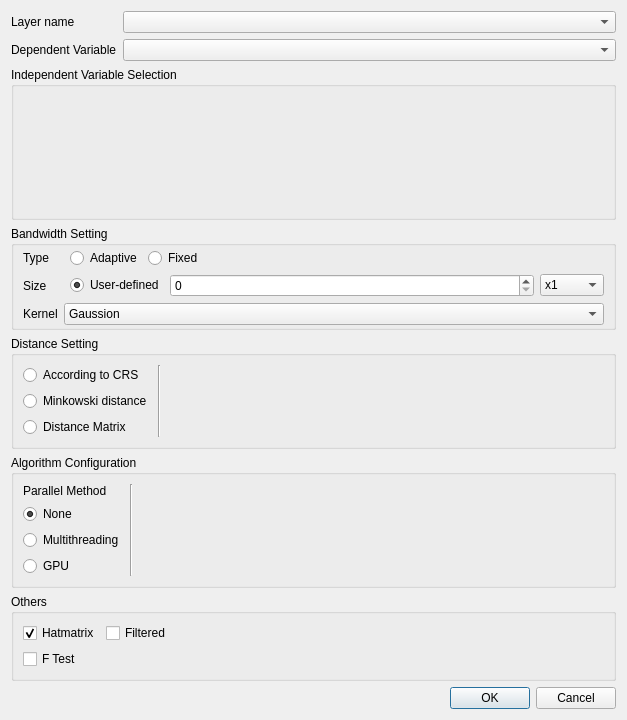
GWmodel-Lab/GWmodelS, file gwmrobustgwroptionsdialog.ui: the form before one commit.
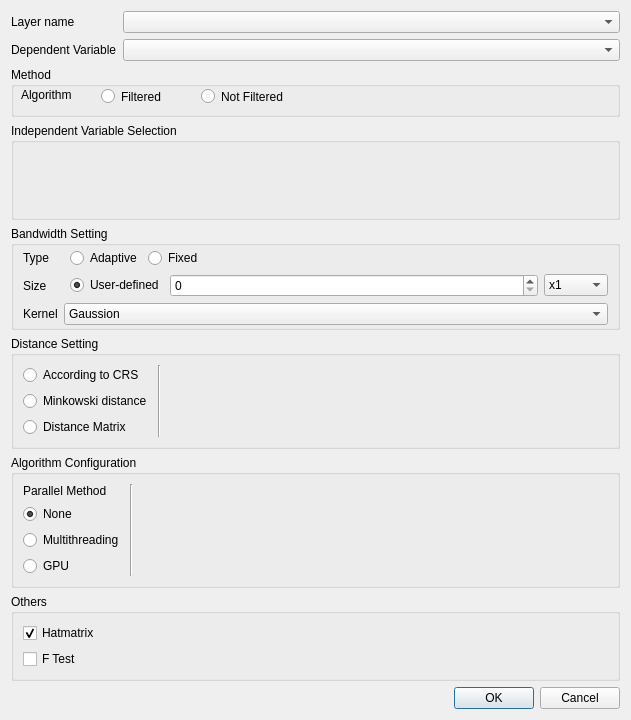
The form after the commit. Custom widgets are drawn as their Qt base class.

What changed in the file:
```diff
--- a/gwmrobustgwroptionsdialog.ui
+++ b/gwmrobustgwroptionsdialog.ui
@@ -13,7 +13,7 @@
   <property name="windowTitle">
    <string>GWR Configure</string>
   </property>
-  <layout class="QVBoxLayout" name="verticalLayout_3" stretch="0,1,0,0,0,0,0">
+  <layout class="QVBoxLayout" name="verticalLayout_3" stretch="0,0,1,0,0,0,0,0">
    <item>
     <layout class="QFormLayout" name="formLayout_6">
      <item row="0" column="0">
@@ -44,6 +44,58 @@
      </item>
     </layout>
    </item>
+   <item>
+    <widget class="QGroupBox" name="groupBox_5">
+     <property name="minimumSize">
+      <size>
+       <width>609</width>
+       <height>50</height>
+      </size>
+     </property>
+     <property name="title">
+      <string>Method</string>
+     </property>
+     <widget class="QLabel" name="label_10">
+      <property name="geometry">
+       <rect>
+        <x>10</x>
+        <y>20</y>
+        <width>72</width>
+        <height>15</height>
+       </rect>
+      </property>
+      <property name="text">
+       <string>Algorithm</string>
+      </property>
+     </widget>
+     <widget class="QRadioButton" name="mFilteredRadio">
+      <property name="geometry">
+       <rect>
+        <x>90</x>
+        <y>20</y>
+        <width>91</width>
+        <height>19</height>
+       </rect>
+      </property>
+      <property name="text">
+       <string>Filtered</string>
+      </property>
+     </widget>
+     <widget class="QRadioButton" name="mNotFilteredRadio">
+      <property name="geometry">
+       <rect>
+        <x>190</x>
+        <y>20</y>
+        <width>131</width>
+        <height>19</height>
+       </rect>
+      </property>
+      <property name="text">
+       <string>Not Filtered</string>
+      </property>
+     </widget>
+    </widget>
+   </item>
    <item>
     <widget class="QGroupBox" name="groupBox">
      <property name="title">
@@ -654,13 +706,6 @@
         </property>
        </widget>
       </item>
-      <item row="0" column="1">
-       <widget class="QCheckBox" name="cbxFilter">
-        <property name="text">
-         <string>Filtered</string>
-        </property>
-       </widget>
-      </item>
      </layout>
     </widget>
    </item>
```
